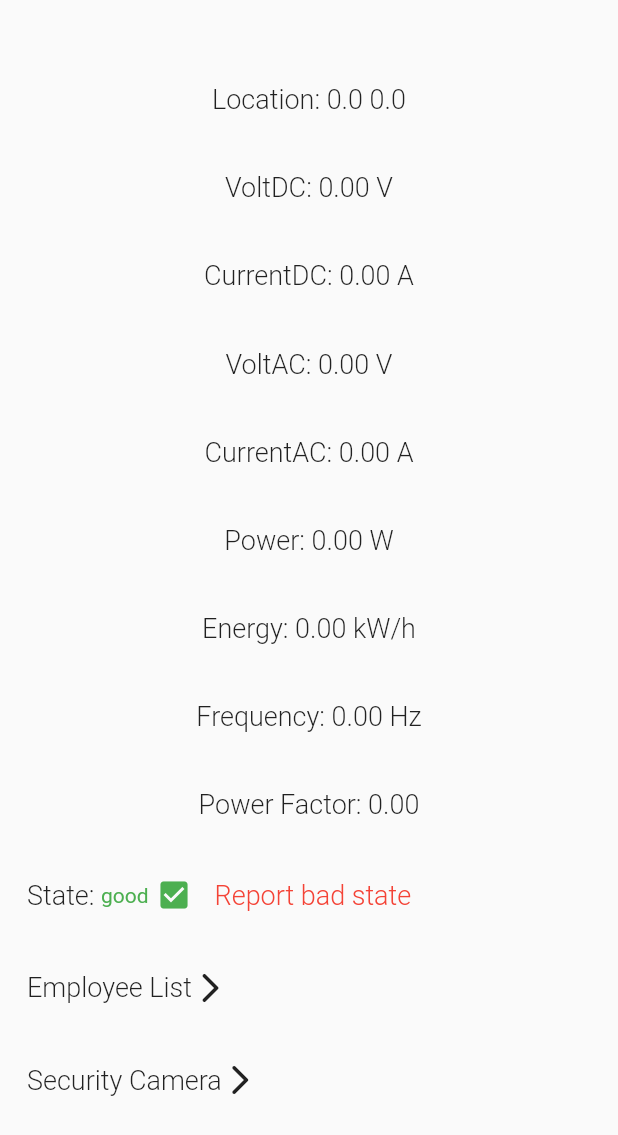
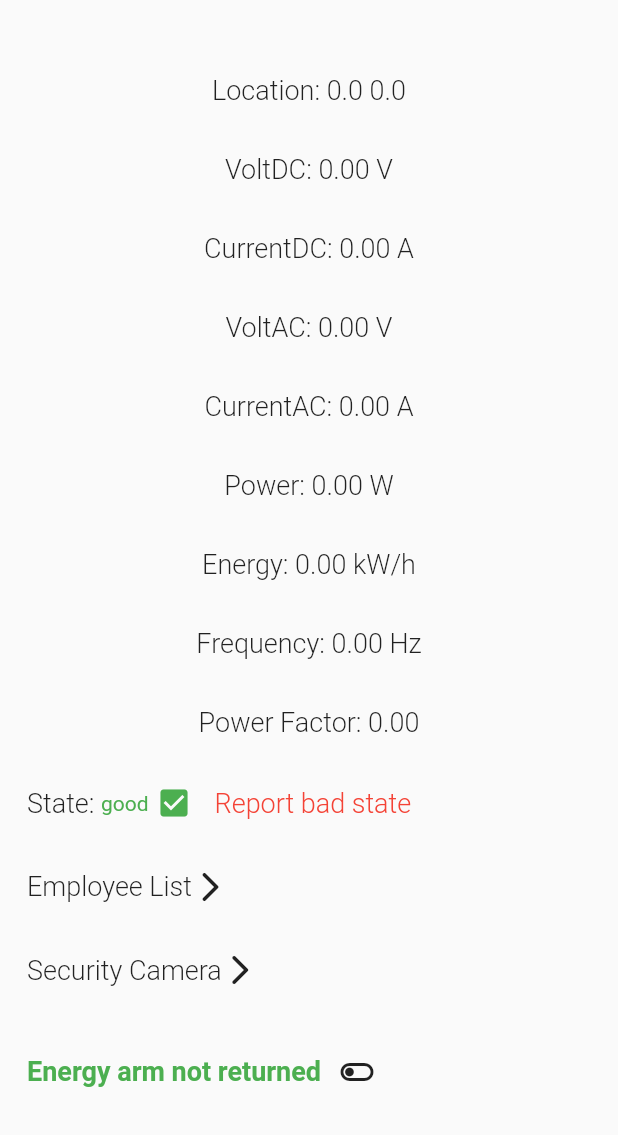
Before and after one commit to hoangm960/Station_energy_automatic, a Flutter app: the StationInfo widget shown alone on an empty page, opened directly with empty values, on a phone screen of 412 x 824 dp. Shown: the top 1135 px of the screen. Run offline on Flutter 3.47's test engine with Material 2 defaults, Android fonts, the phone set to English and light mode, and no system bars; our stand-ins replace cached_network_image, syncfusion_flutter_charts, weather; missing offline and left inert: crypt, latlng, map, mysql1, webview_windows; accounts and stored records are empty; generated files the repository leaves out were written again; statements that could not run were skipped.

Commit message:
added return system in station page

```diff
--- a/lib/src/constant.dart
+++ b/lib/src/constant.dart
@@ -10,10 +10,10 @@ import 'models/user.dart';
 
 const Color primaryColor = Colors.blue;
 const Color secondaryColor = Colors.white;
-TextStyle infoTextStyle({Color? color}) =>
-    TextStyle(fontSize: 18.0, fontWeight: FontWeight.w300, color: color);
-TextStyle boldTextStyle({Color? color}) =>
-    TextStyle(fontSize: 30.0, fontWeight: FontWeight.bold, color: color);
+TextStyle infoTextStyle({Color? color, double? size}) =>
+    TextStyle(fontSize: size ?? 18.0, fontWeight: FontWeight.w300, color: color);
+TextStyle boldTextStyle({Color? color, double? size}) =>
+    TextStyle(fontSize: size ?? 30.0, fontWeight: FontWeight.bold, color: color);
 Size getScreenSize(context) {
   return MediaQuery.of(context).size;
 }
@@ -51,7 +51,7 @@ Future<Station> getStation(stationIndex) async {
   final file = await paths.stationsFile;
 
   final contents = await file.readAsString();
-  final List jsonStations = json.decode(contents);
+  final List jsonStations = contents.isNotEmpty ? json.decode(contents) : [];
   return List.generate(jsonStations.length,
       (index) => Station.fromJson(jsonStations[index]))[stationIndex];
 }
--- a/lib/src/models/station.dart
+++ b/lib/src/models/station.dart
@@ -9,6 +9,7 @@ class Station {
   final String name;
   Location location;
   bool state;
+  bool returned;
   final double voltDC;
   final double currentDC;
   final double voltAC;
@@ -24,6 +25,7 @@ class Station {
     required this.location,
     required this.power,
     this.state = true,
+    this.returned = false,
     this.voltDC = 0.0,
     this.currentDC = 0.0,
     this.voltAC = 0.0,
--- a/lib/src/models/station_list.dart
+++ b/lib/src/models/station_list.dart
@@ -73,7 +73,8 @@ class StationList {
             energy: row[9] ?? 0.0,
             frequency: row[10] ?? 0.0,
             powerFactor: row[11] ?? 0.0,
-            state: (row[12] == 1) ? true : false));
+            state: (row[12] == 1) ? true : false,
+            returned: (row[13] == 1) ? true : false));
       }
     }
     return stations;
--- a/lib/src/screens/station_page/components/station_info.dart
+++ b/lib/src/screens/station_page/components/station_info.dart
@@ -70,7 +70,8 @@ class _StationInfoState extends State<StationInfo> {
               energy: row[9],
               frequency: row[10],
               powerFactor: row[11],
-              state: (row[12] == 1) ? true : false);
+              state: (row[12] == 1) ? true : false,
+              returned: (row[13] == 1) ? true : false);
         });
       }
     }
@@ -81,6 +82,14 @@ class _StationInfoState extends State<StationInfo> {
     await connection.query(sql, [widget.station.id]);
     setState(() {
       _station.state = !_station.state;
+    });
+  }
+
+  void _toggleReturn() async {
+    String sql = await getCmd(connection, 'Toggle return station');
+    await connection.query(sql, [widget.station.id]);
+    setState(() {
+      _station.returned = !_station.returned;
     });
   }
 
@@ -228,7 +237,28 @@ class _StationInfoState extends State<StationInfo> {
                         const Icon(Icons.arrow_forward_ios_rounded),
                       ],
                     ),
-                  )
+                  ),
+                  if (_user.typeId != 4)
+                    Row(
+                      children: [
+                        _station.returned
+                            ? Text(
+                                'Energy arm returned',
+                                style: boldTextStyle(
+                                    color: Colors.red, size: 18.0),
+                              )
+                            : Text(
+                                'Energy arm not returned',
+                                style: boldTextStyle(
+                                    color: Colors.green, size: 18.0),
+                              ),
+                        IconButton(
+                            onPressed: () => _toggleReturn(),
+                            icon: Icon(_station.returned
+                                ? Icons.toggle_on
+                                : Icons.toggle_off_outlined))
+                      ],
+                    ),
                 ]),
           )
         : const Center(
```
Also changed, not shown: lib/src/models/station.g.dart.
